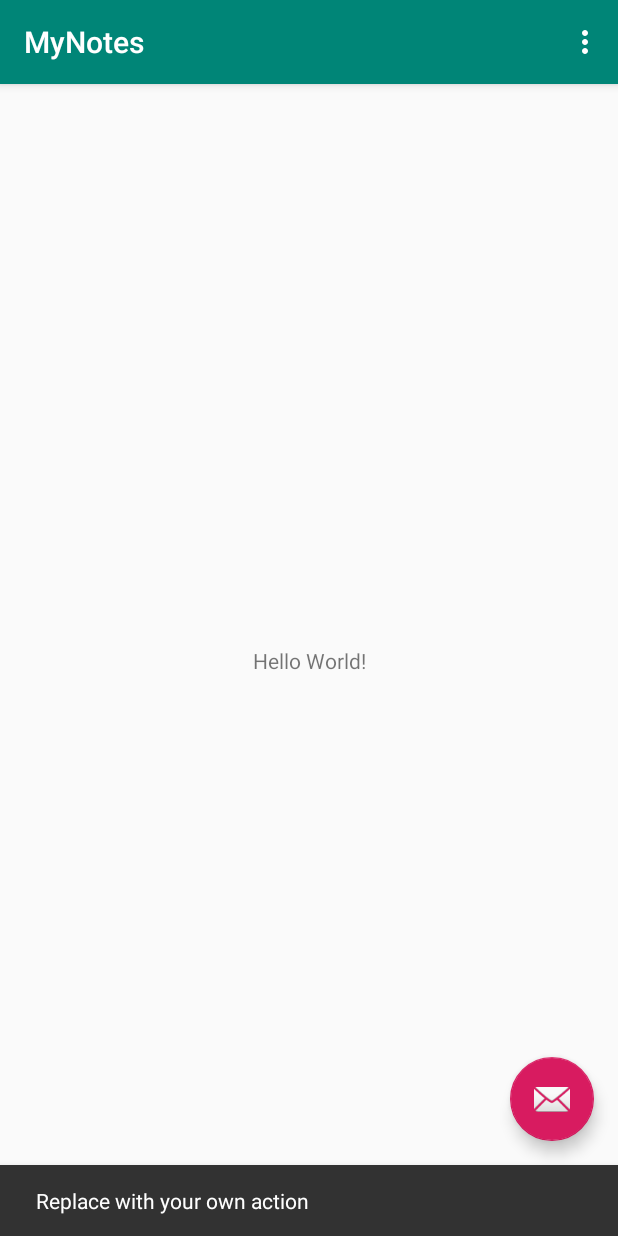
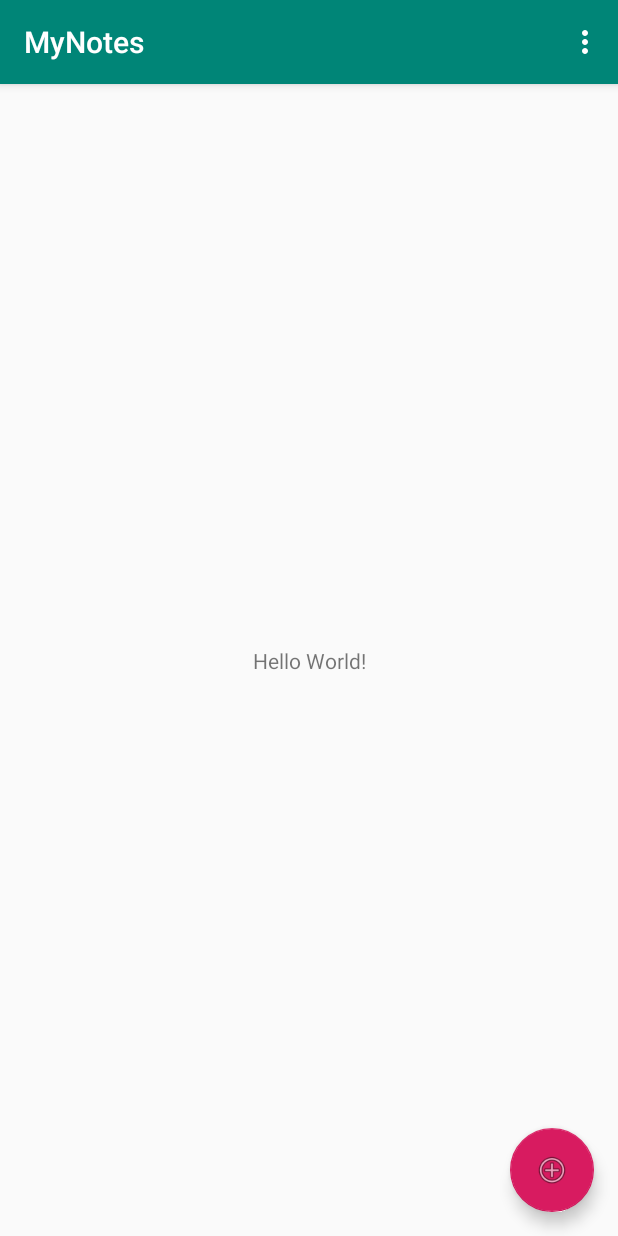
Before and after one commit to almahmouda/MyNotes, an Android app: the screen it shows after launch (MainActivity), after a tap on an icon or button, on a phone screen of 412 x 824 dp. Run offline under Robolectric (Android 15) with nearby library versions, the phone set to English and light mode, and no system bars; 2 statements that could not run were skipped.

Commit message:
Enabled the floatingActionButton to open new activity.

```diff
--- a/app/src/main/java/com/example/admin/mynotes/MainActivity.java
+++ b/app/src/main/java/com/example/admin/mynotes/MainActivity.java
@@ -1,5 +1,6 @@
 package com.example.admin.mynotes;
 
+import android.content.Intent;
 import android.os.Bundle;
 import android.support.design.widget.FloatingActionButton;
 import android.support.design.widget.Snackbar;
@@ -11,21 +12,14 @@ import android.view.MenuItem;
 
 public class MainActivity extends AppCompatActivity {
 
+    Intent intent;
+
     @Override
     protected void onCreate(Bundle savedInstanceState) {
         super.onCreate(savedInstanceState);
         setContentView(R.layout.activity_main);
         Toolbar toolbar = (Toolbar) findViewById(R.id.toolbar);
         setSupportActionBar(toolbar);
-
-        FloatingActionButton fab = (FloatingActionButton) findViewById(R.id.fab);
-        fab.setOnClickListener(new View.OnClickListener() {
-            @Override
-            public void onClick(View view) {
-                Snackbar.make(view, "Replace with your own action", Snackbar.LENGTH_LONG)
-                        .setAction("Action", null).show();
-            }
-        });
     }
 
     @Override
@@ -49,4 +43,9 @@ public class MainActivity extends AppCompatActivity {
 
         return super.onOptionsItemSelected(item);
     }
+
+    public void createNote(View view) {
+        intent = new Intent(this, CreateNote.class);
+        startActivity(intent);
+    }
 }
--- a/app/src/main/res/layout/activity_main.xml
+++ b/app/src/main/res/layout/activity_main.xml
@@ -28,6 +28,8 @@
         android:layout_height="wrap_content"
         android:layout_gravity="bottom|end"
         android:layout_margin="@dimen/fab_margin"
-        app:srcCompat="@android:drawable/ic_dialog_email" />
+        app:srcCompat="@android:drawable/ic_menu_add"
+        android:clickable="true"
+        android:onClick="createNote"/>
 
 </android.support.design.widget.CoordinatorLayout>
```
